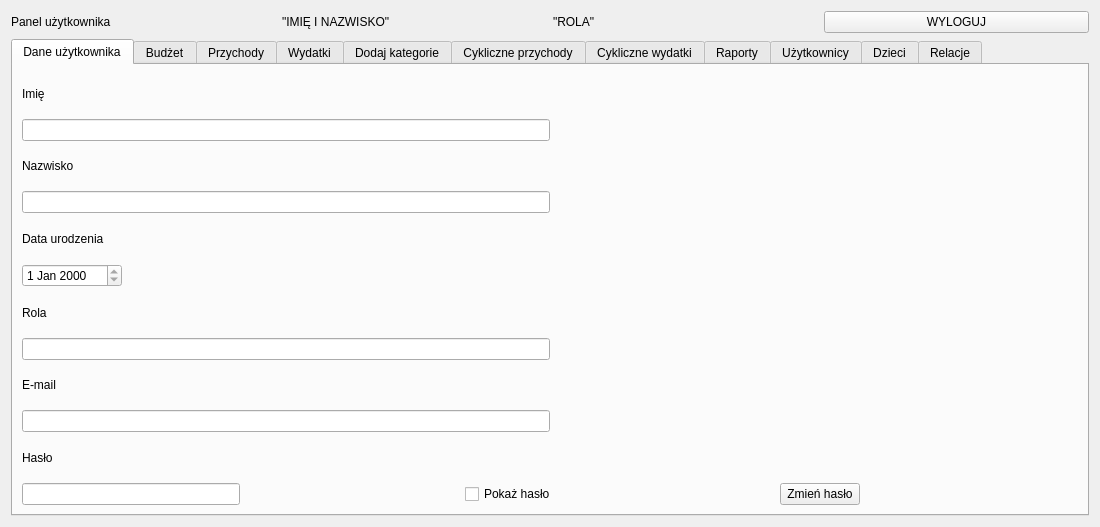
This is ui/User_Panel.ui in Dawid-Robak-IG/BUDZET_DOMOWY as Qt 5 draws it before an edit. The edited form follows.
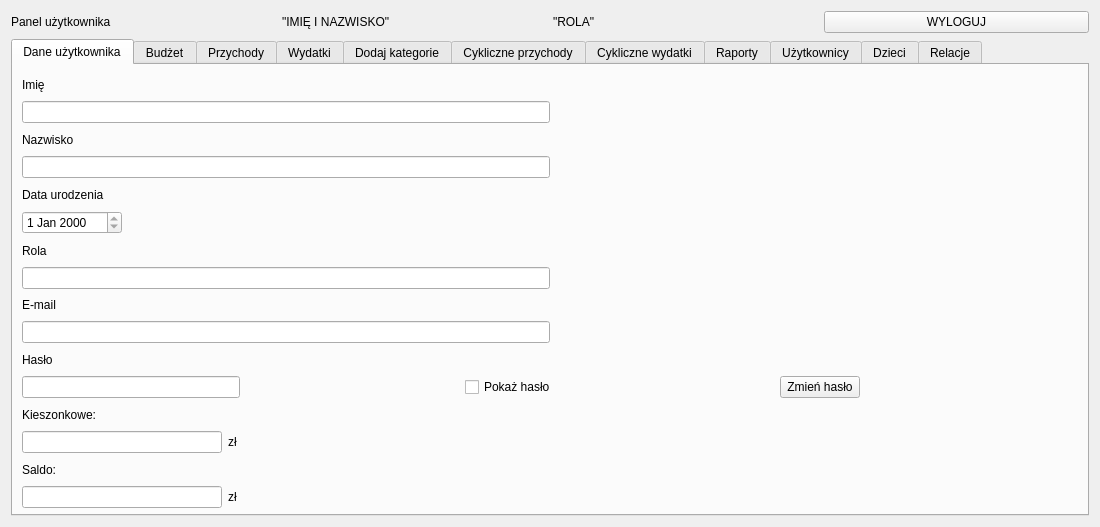
This is the edited form. The open tabs and pages were chosen to show the change.

Commit message: Drugi rodzic, saldo kieszonkowe w danych użytkownika, raport dodatkowe opcje - graficzne elementy

```diff
--- a/ui/User_Panel.ui
+++ b/ui/User_Panel.ui
@@ -62,6 +62,9 @@
        <string>Dane użytkownika</string>
       </attribute>
       <layout class="QVBoxLayout" name="verticalLayout_4">
+       <property name="bottomMargin">
+        <number>6</number>
+       </property>
        <item>
         <widget class="QLabel" name="label_8">
          <property name="text">
@@ -280,6 +283,109 @@
          </item>
         </layout>
        </item>
+       <item>
+        <widget class="QLabel" name="label_kieszonkowe">
+         <property name="text">
+          <string>Kieszonkowe:</string>
+         </property>
+        </widget>
+       </item>
+       <item>
+        <layout class="QHBoxLayout" name="horizontalLayout_41">
+         <item>
+          <widget class="QLineEdit" name="lineEdit_kieszonkoweDU">
+           <property name="maximumSize">
+            <size>
+             <width>200</width>
+             <height>16777215</height>
+            </size>
+           </property>
+           <property name="alignment">
+            <set>Qt::AlignRight|Qt::AlignTrailing|Qt::AlignVCenter</set>
+           </property>
+           <property name="readOnly">
+            <bool>true</bool>
+           </property>
+          </widget>
+         </item>
+         <item>
+          <widget class="QLabel" name="label_zl1">
+           <property name="text">
+            <string>zł</string>
+           </property>
+          </widget>
+         </item>
+         <item>
+          <spacer name="horizontalSpacer_35">
+           <property name="orientation">
+            <enum>Qt::Horizontal</enum>
+           </property>
+           <property name="sizeHint" stdset="0">
+            <size>
+             <width>40</width>
+             <height>20</height>
+            </size>
+           </property>
+          </spacer>
+         </item>
+        </layout>
+       </item>
+       <item>
+        <widget class="QLabel" name="label_saldo">
+         <property name="text">
+          <string>Saldo:</string>
+         </property>
+        </widget>
+       </item>
+       <item>
+        <layout class="QHBoxLayout" name="horizontalLayout_42">
+         <property name="spacing">
+          <number>6</number>
+         </property>
+         <property name="topMargin">
+          <number>0</number>
+         </property>
+         <property name="rightMargin">
+          <number>0</number>
+         </property>
+         <item>
+          <widget class="QLineEdit" name="lineEdit_saldoDU">
+           <property name="maximumSize">
+            <size>
+             <width>200</width>
+             <height>16777215</height>
+            </size>
+           </property>
+           <property name="alignment">
+            <set>Qt::AlignRight|Qt::AlignTrailing|Qt::AlignVCenter</set>
+           </property>
+           <property name="readOnly">
+            <bool>true</bool>
+           </property>
+          </widget>
+         </item>
+         <item>
+          <widget class="QLabel" name="label_zl2">
+           <property name="text">
+            <string>zł</string>
+           </property>
+          </widget>
+         </item>
+         <item>
+          <spacer name="horizontalSpacer_36">
+           <property name="orientation">
+            <enum>Qt::Horizontal</enum>
+           </property>
+           <property name="sizeHint" stdset="0">
+            <size>
+             <width>40</width>
+             <height>20</height>
+            </size>
+           </property>
+          </spacer>
+         </item>
+        </layout>
+       </item>
       </layout>
      </widget>
      <widget class="QWidget" name="tab_Budzet">
```
Left out of the diff: 113 changed lines with no effect on the pictures. The commit also changes 8 other files.
